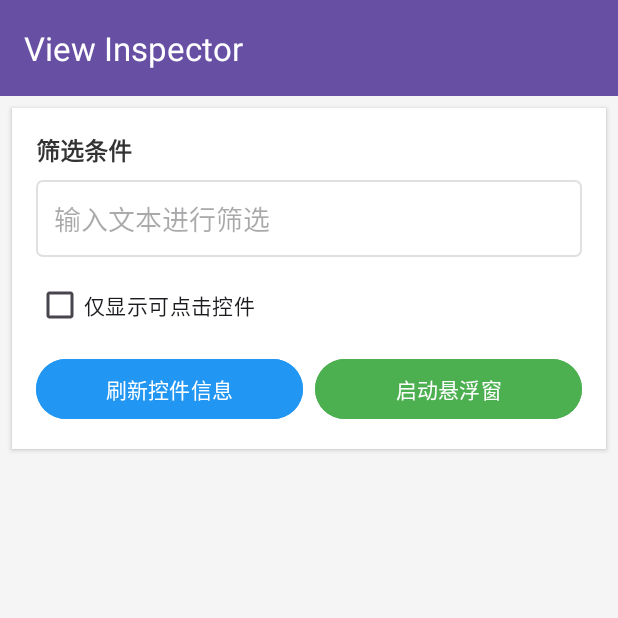
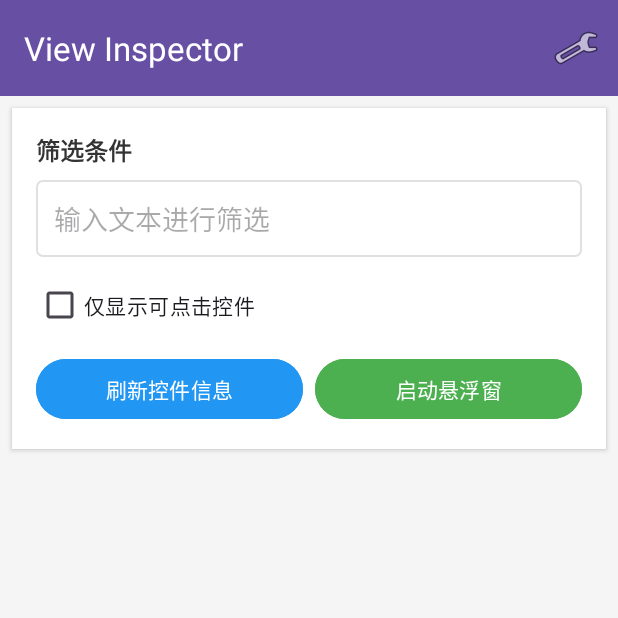
Before and after one commit to TheNotoBarth/JH-ViewInspector, an Android app: the screen it shows after launch (MainActivity), on a phone screen of 412 x 824 dp, the top half of it. Run offline under Robolectric (Android 15) with nearby library versions, the phone set to English and light mode, and no system bars.

Commit message:
新增英文切换

```diff
--- a/ViewInspector/app/src/main/res/layout/activity_main.xml
+++ b/ViewInspector/app/src/main/res/layout/activity_main.xml
@@ -8,12 +8,13 @@
 
     <!-- 标题栏 -->
     <androidx.appcompat.widget.Toolbar
+        android:id="@+id/toolbar"
         android:layout_width="match_parent"
         android:layout_height="?attr/actionBarSize"
         android:background="?attr/colorPrimary"
         android:elevation="4dp"
         android:theme="@style/ThemeOverlay.AppCompat.Dark.ActionBar"
-        app:title="View Inspector"
+        app:title="@string/app_name"
         app:titleTextColor="@android:color/white" />
 
     <!-- 控制面板 -->
@@ -29,7 +30,7 @@
         <TextView
             android:layout_width="wrap_content"
             android:layout_height="wrap_content"
-            android:text="筛选条件"
+            android:text="@string/filter_conditions"
             android:textSize="16sp"
             android:textStyle="bold"
             android:textColor="#333333"
@@ -39,7 +40,7 @@
             android:id="@+id/text_filter"
             android:layout_width="match_parent"
             android:layout_height="wrap_content"
-            android:hint="输入文本进行筛选"
+            android:hint="@string/filter_text_hint"
             android:inputType="text"
             android:padding="12dp"
             android:background="@drawable/edit_text_background"
@@ -49,7 +50,7 @@
             android:id="@+id/clickable_filter"
             android:layout_width="wrap_content"
             android:layout_height="wrap_content"
-            android:text="仅显示可点击控件"
+            android:text="@string/filter_clickable_only"
             android:textSize="14sp"
             android:layout_marginBottom="8dp" />
 
@@ -64,7 +65,7 @@
                 android:layout_width="0dp"
                 android:layout_height="wrap_content"
                 android:layout_weight="1"
-                android:text="刷新控件信息"
+                android:text="@string/refresh_button"
                 android:textColor="@android:color/white"
                 android:backgroundTint="#2196F3"
                 android:layout_marginEnd="4dp" />
@@ -74,7 +75,7 @@
                 android:layout_width="0dp"
                 android:layout_height="wrap_content"
                 android:layout_weight="1"
-                android:text="启动悬浮窗"
+                android:text="@string/start_floating_button"
                 android:textColor="@android:color/white"
                 android:backgroundTint="#4CAF50"
                 android:layout_marginStart="4dp" />
@@ -116,7 +117,7 @@
         android:id="@+id/empty_view"
         android:layout_width="wrap_content"
         android:layout_height="wrap_content"
-        android:text="暂无控件信息\n\n请先启用无障碍服务并刷新"
+        android:text="@string/empty_message"
         android:textSize="16sp"
         android:textColor="#757575"
         android:gravity="center"
--- /dev/null
+++ b/ViewInspector/app/src/main/res/menu/menu_main.xml
@@ -0,0 +1,11 @@
+<?xml version="1.0" encoding="utf-8"?>
+<menu xmlns:android="http://schemas.android.com/apk/res/android"
+    xmlns:app="http://schemas.android.com/apk/res-auto">
+
+    <item
+        android:id="@+id/action_language"
+        android:title="@string/language_settings"
+        android:icon="@android:drawable/ic_menu_manage"
+        app:showAsAction="ifRoom" />
+
+</menu>
--- a/ViewInspector/app/src/main/res/values/strings.xml
+++ b/ViewInspector/app/src/main/res/values/strings.xml
@@ -20,4 +20,38 @@
     <string name="overlay_permission_required">需要悬浮窗权限</string>
     <string name="permission_granted">权限已授予</string>
     <string name="permission_denied">权限被拒绝</string>
+
+    <!-- 语言设置 -->
+    <string name="language_settings">语言</string>
+    <string name="language_chinese">中文</string>
+    <string name="language_english">英文</string>
+    <string name="language_switch">中文/English</string>
+    <string name="filter_conditions">筛选条件</string>
+    <string name="clickable">点击</string>
+    <string name="enabled">可用</string>
+    <string name="focusable">聚焦</string>
+    <string name="yes">是</string>
+    <string name="no">否</string>
+    <string name="total_controls">控件总数: %1$d</string>
+    <string name="accessibility_service_not_running">无障碍服务未运行，请先在系统设置中启用</string>
+    <string name="no_control_info_try_again">暂无控件信息\n\n请尝试点击刷新按钮或切换到其他应用</string>
+    <string name="accessibility_service_connecting">无障碍服务连接中，请稍后重试</string>
+    <string name="please_click_refresh">请点击刷新按钮或悬浮窗的刷新按钮获取控件信息</string>
+    <string name="please_grant_overlay_permission">请先授予悬浮窗权限</string>
+    <string name="please_enable_accessibility_first">请先启用无障碍服务</string>
+    <string name="floating_window_service_started">悬浮窗服务已启动</string>
+    <string name="overlay_permission_granted">悬浮窗权限已授予</string>
+    <string name="overlay_permission_needed">需要悬浮窗权限才能使用此功能</string>
+
+    <!-- 悬浮窗 -->
+    <string name="control_info">控件信息</string>
+    <string name="refresh">刷新</string>
+    <string name="close">关闭</string>
+    <string name="getting_control_info">正在获取控件信息...</string>
+
+    <!-- 悬浮窗服务 -->
+    <string name="total_controls_count">总控件数: %1$d</string>
+    <string name="clickable_controls_count">可点击控件数: %1$d</string>
+    <string name="return_to_app_for_details">返回APP查看控件详细信息</string>
+    <string name="accessibility_service_not_running_floating">无障碍服务未运行\n请先在系统设置中启用</string>
 </resources>
```
Also changed, not shown: ViewInspector/app/src/main/java/com/example/viewinspector/MainActivity.java (+108 -18 lines), ViewInspector/app/src/main/java/com/example/viewinspector/ViewInspectorFloatingService.java (+37 -8 lines), ViewInspector/app/src/main/res/layout/layout_floating_window.xml (+4 -4 lines), 7 other files.
